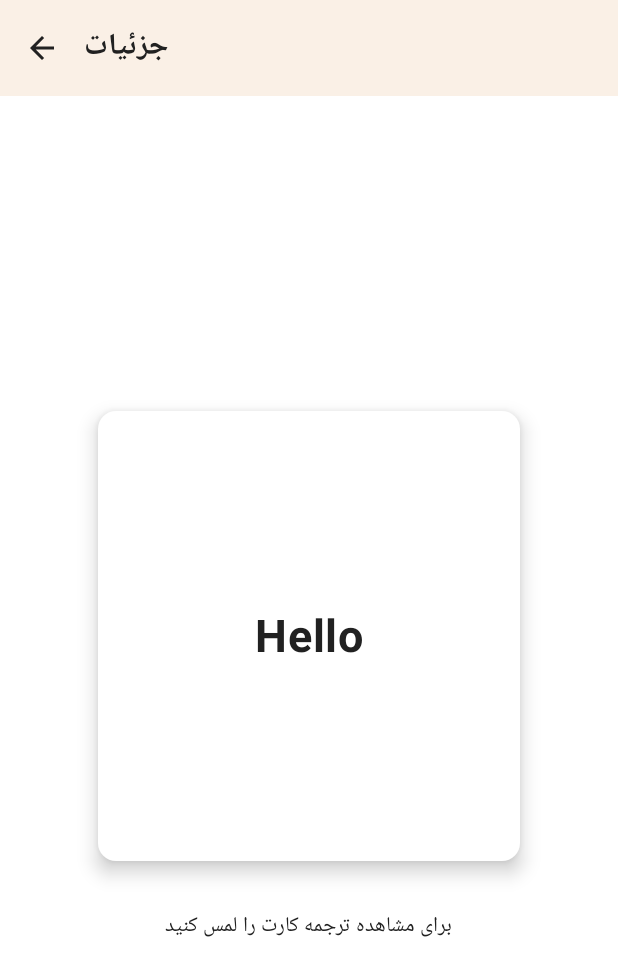
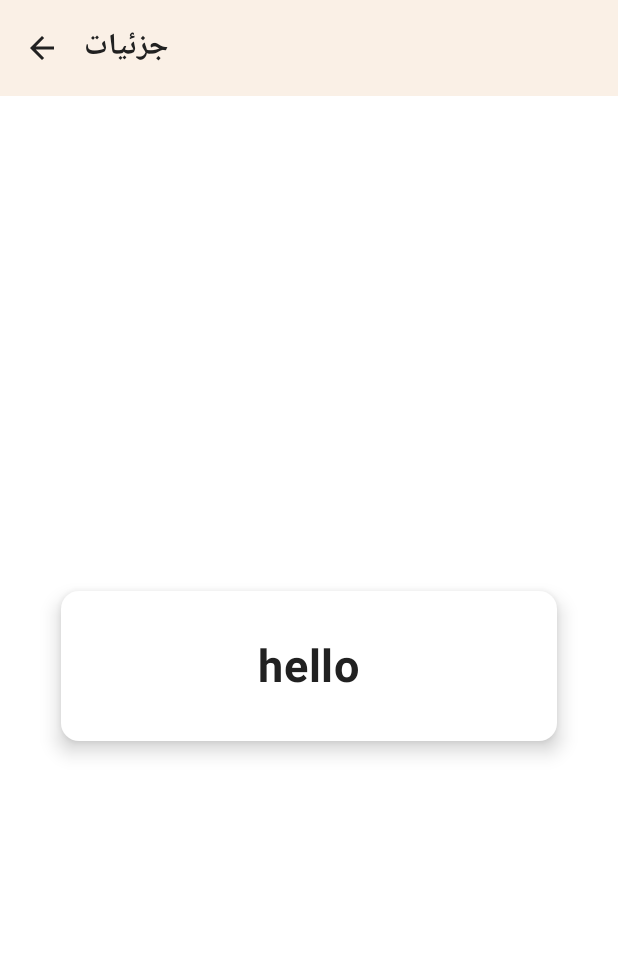
Before and after one commit to HomanYosefi/Android-Crash-Reporter, an Android app built with Jetpack Compose: the composable ListDetailGrammarScreen called with empty values, after a tap on "Study cards", on a phone screen of 412 x 824 dp. Shown: the top 976 px of the screen. Run offline under Robolectric (Android 15) with nearby library versions, the phone set to English and light mode, and no system bars.

Commit message:
edit flash card list detail

```diff
--- a/app/src/main/java/com/example/leitner/GrammarScreen/FlashCardScreen.kt
+++ b/app/src/main/java/com/example/leitner/GrammarScreen/FlashCardScreen.kt
@@ -33,8 +33,8 @@ fun FlashCard(
     Box(
         modifier = modifier
             .fillMaxWidth()
-            .padding(16.dp)
-            .height(300.dp)
+            .padding(bottom = 0.dp)
+            .height(100.dp)
             .background(Color.Transparent)
     ) {
         Card(
@@ -89,7 +89,10 @@ fun FlashCard(
 }
 
 @Composable
-fun FlashCardScreen() {
+fun FlashCardScreen(
+    frontText: String,
+    backText: String
+) {
     Column(
         modifier = Modifier
             .fillMaxSize()
@@ -99,16 +102,9 @@ fun FlashCardScreen() {
         verticalArrangement = Arrangement.Center
     ) {
         FlashCard(
-            frontText = "Hello",
-            backText = "سلام",
-            modifier = Modifier.fillMaxWidth(0.9f)
-        )
-
-        Spacer(modifier = Modifier.height(16.dp))
-
-        Text(
-            text = "برای مشاهده ترجمه کارت را لمس کنید",
-            style = MaterialTheme.typography.bodyMedium
+            frontText = frontText,
+            backText = backText,
+            modifier = Modifier.fillMaxWidth(0.95f)
         )
     }
 }
--- a/app/src/main/java/com/example/leitner/GrammarScreen/ListDetailGramarScreen.kt
+++ b/app/src/main/java/com/example/leitner/GrammarScreen/ListDetailGramarScreen.kt
@@ -14,14 +14,25 @@ import androidx.compose.ui.input.nestedscroll.nestedScroll
 import androidx.compose.ui.unit.dp
 import androidx.navigation.NavHostController
 import androidx.compose.animation.core.animateFloatAsState
+import androidx.compose.foundation.background
+import androidx.compose.foundation.shape.RoundedCornerShape
+import androidx.compose.material.icons.filled.Search
+import androidx.compose.material.icons.filled.Share
 import androidx.compose.ui.Alignment
+import androidx.compose.ui.draw.clip
 import androidx.compose.ui.graphics.Color
+import androidx.compose.ui.graphics.graphicsLayer
+import androidx.compose.ui.res.painterResource
 import androidx.compose.ui.text.TextStyle
+import androidx.compose.ui.text.font.FontWeight
 import androidx.compose.ui.unit.sp
+import com.example.leitner.R
 
 data class WordItem(
     val id: Int,
-    val title: String
+    val englishWord: String,
+    val farsiWord: String
+
 )
 
 @OptIn(ExperimentalMaterial3Api::class)
@@ -35,24 +46,26 @@ fun ListDetailGrammarScreen(
 
     val words = remember {
         listOf(
-            WordItem(1, "کلمه اول"),
-            WordItem(2, "کلمه دوم"),
-            WordItem(3, "کلمه سوم"),
-            WordItem(1, "کلمه اول"),
-            WordItem(2, "کلمه دوم"),
-            WordItem(3, "کلمه سوم"),
-            WordItem(1, "کلمه اول"),
-            WordItem(2, "کلمه دوم"),
-            WordItem(3, "کلمه سوم"),
-            WordItem(1, "کلمه اول"),
-            WordItem(2, "کلمه دوم"),
-            WordItem(3, "کلمه سوم"),
-            WordItem(1, "کلمه اول"),
-            WordItem(2, "کلمه دوم"),
-            WordItem(3, "کلمه سوم"),
-            WordItem(1, "کلمه اول"),
-            WordItem(2, "کلمه دوم"),
-            WordItem(3, "کلمه سوم")
+            WordItem(1, "lorem episom", "لورم اپیسوم"),
+            WordItem(1, "lorem episom", "لورم اپیسوم"),
+            WordItem(1, "lorem episom", "لورم اپیسوم"),
+            WordItem(1, "lorem episom", "لورم اپیسوم"),
+            WordItem(1, "lorem episom", "لورم اپیسوم"),
+            WordItem(1, "lorem episom", "لورم اپیسوم"),
+            WordItem(1, "lorem episom", "لورم اپیسوم"),
+            WordItem(1, "lorem episom", "لورم اپیسوم"),
+            WordItem(1, "lorem episom", "لورم اپیسوم"),
+            WordItem(1, "lorem episom", "لورم اپیسوم"),
+            WordItem(1, "lorem episom", "لورم اپیسوم"),
+            WordItem(1, "lorem episom", "لورم اپیسوم"),
+            WordItem(1, "lorem episom", "لورم اپیسوم"),
+            WordItem(1, "lorem episom", "لورم اپیسوم"),
+            WordItem(1, "lorem episom", "لورم اپیسوم"),
+            WordItem(1, "lorem episom", "لورم اپیسوم"),
+            WordItem(1, "lorem episom", "لورم اپیسوم"),
+            WordItem(1, "lorem episom", "لورم اپیسوم")
+
+
         )
     }
 
@@ -61,13 +74,30 @@ fun ListDetailGrammarScreen(
             modifier = Modifier.nestedScroll(scrollBehavior.nestedScrollConnection),
             topBar = {
                 TopAppBar(
-                    title = { Text(chapterTitle) },
+                    title = { /*Text(chapterTitle)*/ },
                     navigationIcon = {
-                        IconButton(onClick = { navController.navigateUp() }) {
-                            Icon(
-                                imageVector = Icons.Default.ArrowBack,
-                                contentDescription = "برگشت"
-                            )
+                        Row(
+                            modifier = Modifier.fillMaxWidth()
+                        ) {
+                            IconButton(onClick = { navController.navigateUp() }) {
+                                Icon(
+                                    imageVector = Icons.Default.ArrowBack,
+                                    contentDescription = "برگشت"
+                                )
+                            }
+                            Spacer(modifier = Modifier.weight(1f))
+                            IconButton(onClick = { }) {
+                                Icon(
+                                    imageVector = Icons.Default.Search,
+                                    contentDescription = "search"
+                                )
+                            }
+                            IconButton(onClick = { }) {
+                                Icon(
+                                    imageVector = Icons.Default.Share,
+                                    contentDescription = "share"
+                                )
+                            }
                         }
                     },
                     scrollBehavior = scrollBehavior,
@@ -84,6 +114,19 @@ fun ListDetailGrammarScreen(
                     .padding(paddingValues)
                     .padding(16.dp)
             ) {
+                Text(
+                    text = chapterTitle,
+                    fontSize = 30.sp,
+                    fontWeight = FontWeight.Bold,
+                    modifier = Modifier.padding(16.dp, bottom = 0.dp)
+                )
+
+                Text(
+                    text = "Cards for today",
+                    fontSize = 18.sp,
+                    fontWeight = FontWeight.Normal,
+                    modifier = Modifier.padding(16.dp)
+                )
                 Row(
                     modifier = Modifier.fillMaxWidth()
                 ) {
@@ -91,30 +134,54 @@ fun ListDetailGrammarScreen(
                     CustomCircularProgress(targetProgress = 0.75f, displayNumber = 42)
                     Spacer(modifier = Modifier.weight(1f))
                 }
+                Box(
+                    modifier = Modifier
+                        .fillMaxWidth()
+                        .heightIn(min = 120.dp) // حداقل ارتفاع باکس
+                        .padding(vertical = 16.dp)
+                        .clip(RoundedCornerShape(16.dp))
+                        .background(Color.Gray),
+                    contentAlignment = Alignment.Center
+                ) {
+                    Row(
+                        modifier = Modifier
+                            .fillMaxWidth()
+                            .padding(horizontal = 16.dp),
+                        horizontalArrangement = Arrangement.SpaceEvenly,
+                        verticalAlignment = Alignment.CenterVertically
+                    ) {
+                        StatusColumn(
+                            count = "0",
+                            label = "To review",
+                            iconTint = Color.Green
+                        )
+
+                        StatusColumn(
+                            count = "10",
+                            label = "Not Studied",
+                            iconTint = Color.Unspecified
+                        )
+                    }
+                }
 
                 Button(
                     onClick = { showDetail = true },
                     modifier = Modifier
                         .fillMaxWidth()
-                        .padding(vertical = 8.dp)
+                        .padding(vertical = 16.dp)
+                        .height(80.dp)
+                        .clip(RoundedCornerShape(10.dp))
                 ) {
-                    Text("Study cards")
+                    Text(
+                        text = "Study cards",
+                        fontSize = 25.sp,
+                        fontWeight = FontWeight.Normal
+                    )
                 }
 
                 LazyColumn {
                     items(words) { word ->
-                        Card(
-                            modifier = Modifier
-                                .fillMaxWidth()
-                                .padding(vertical = 4.dp),
-                            elevation = CardDefaults.cardElevation(defaultElevation = 2.dp)
-                        ) {
-                            Text(
-                                text = word.title,
-                                modifier = Modifier.padding(16.dp),
-                                style = MaterialTheme.typography.titleMedium
-                            )
-                        }
+                        FlashCardScreen(word.englishWord, word.farsiWord)
                     }
                 }
             }
@@ -168,7 +235,7 @@ fun ListDetailGrammarScreen(
 //                        text = "سلام",
 //                        style = MaterialTheme.typography.headlineLarge
 //                    )
-                    FlashCardScreen()
+                    FlashCardScreen("hello", "سلام")
                 }
             }
         }
@@ -203,14 +270,14 @@ fun CustomCircularProgress(
 
     Box(
         contentAlignment = Alignment.Center,
-        modifier = modifier.size(100.dp)
+        modifier = modifier.size(130.dp)
     ) {
         CircularProgressIndicator(
             progress = progress, // مقدار انیمیشن شده
             modifier = Modifier.fillMaxSize(),
             trackColor = trackColor,
             color = color,
-            strokeWidth = 8.dp
+            strokeWidth = 12.dp
         )
 
         // نمایش عدد در مرکز دایره
@@ -223,3 +290,40 @@ fun CustomCircularProgress(
         )
     }
 }
+
+
+
+@Composable
+private fun StatusColumn(
+    count: String,
+    label: String,
+    iconTint: Color
+) {
+    Column(
+        horizontalAlignment = Alignment.CenterHorizontally,
+        verticalArrangement = Arrangement.spacedBy(8.dp)
+    ) {
+        Row(
+            verticalAlignment = Alignment.CenterVertically,
+            horizontalArrangement = Arrangement.spacedBy(8.dp)
+        ) {
+            Text(
+                text = count,
+                fontSize = 26.sp,
+                fontWeight = FontWeight.Normal
+            )
+            Icon(
+                painter = painterResource(R.drawable.cap),
+                contentDescription = "cap",
+                modifier = Modifier.size(40.dp),
+                tint = iconTint
+            )
+        }
+        Text(
+            text = label,
+            fontSize = 18.sp,
+            fontWeight = FontWeight.Normal
+        )
+
+    }
+}
```
Also changed, not shown: app/src/main/res/drawable/cap.png (added).
